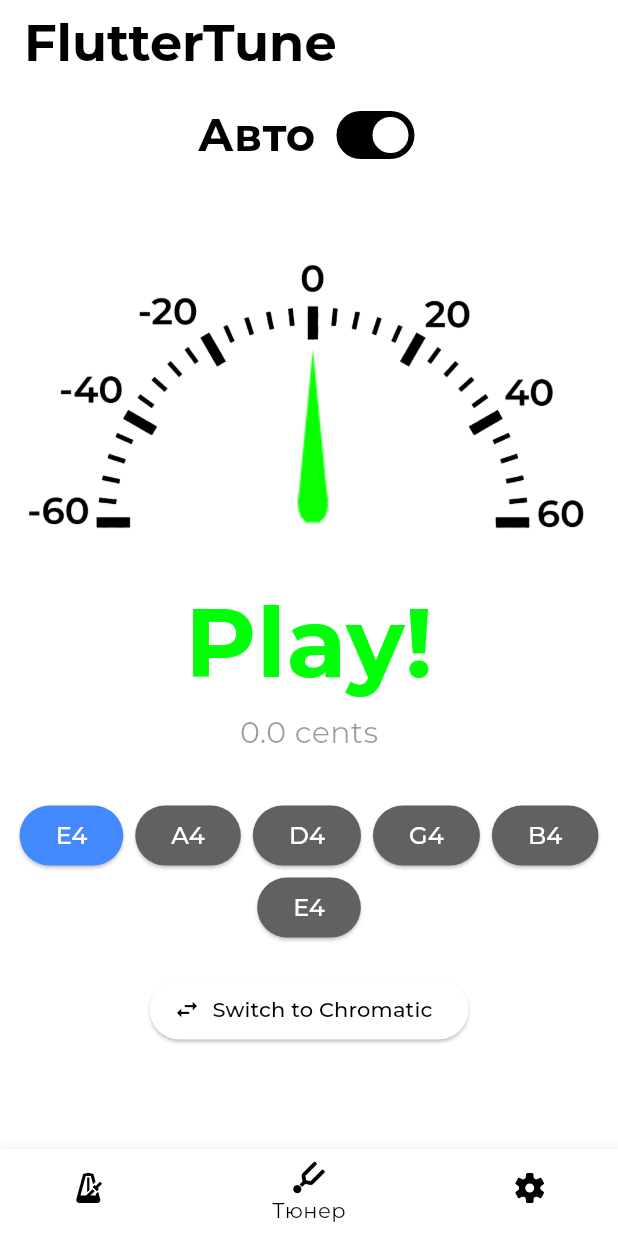
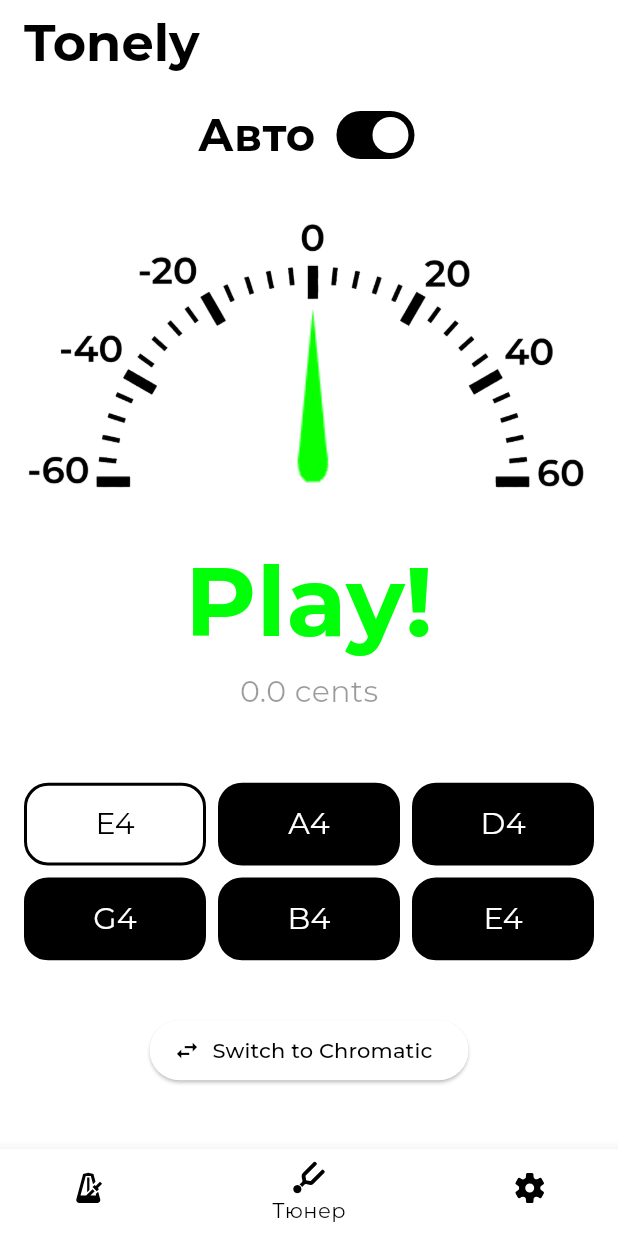
Before and after one commit to nottalentedme/fluttertuner, a Flutter app: the screen it shows after launch, on a phone screen of 412 x 824 dp. Run offline on Flutter 3.47's test engine with Material 3 defaults, Android fonts, the light colour scheme and no system bars; our stand-ins replace flutter_bloc, flutter_svg, go_router, google_fonts, permission_handler, shared_preferences and 1 more; missing offline and left inert: buffered_list_stream, flutter_soloud, pitch_detector_dart, pitchupdart, record; statements that could not run were skipped.

Commit message:
💄 ui: апдейт просто ui

```diff
--- a/lib/feature/metronome/presentation/page/metronome_page.dart
+++ b/lib/feature/metronome/presentation/page/metronome_page.dart
@@ -16,10 +16,17 @@
     final theme = Theme.of(context).colorScheme;
     return BlocBuilder<MetronomeCubit, MetronomeState>(
       builder: (context, state) {
-        return Column(
+        return Scaffold(
+          appBar: AppBar(
+            title: const Text(
+              'Tonely',
+              style: TextStyle(fontSize: 34, fontWeight: FontWeight.bold),
+            ),
+          ),
+          body: Column(
             children: [
               const SizedBox(
-              height: 300,
+                height: 200,
               ),
               // Column(
               //   spacing: 8,
@@ -120,6 +127,7 @@
                 ),
               ),
             ],
+          ),
         );
       },
     );
--- a/lib/feature/tuner/presentation/page/tuner_page.dart
+++ b/lib/feature/tuner/presentation/page/tuner_page.dart
@@ -2,6 +2,7 @@
 import 'package:flutter_bloc/flutter_bloc.dart';
 import 'package:fluttertuner/feature/tuner/cubit/tuner_cubit.dart';
 import 'package:fluttertuner/feature/tuner/cubit/tuner_state.dart';
+import 'package:fluttertuner/feature/tuner/presentation/widgets/string_button_widget.dart';
 import 'package:fluttertuner/feature/tunings/data/models/tuning_model.dart';
 import 'package:fluttertuner/feature/tuner/presentation/widgets/tuner_scale_widgets.dart';
 import 'package:fluttertuner/feature/tuner/presentation/widgets/tuner_text_widget.dart';
@@ -17,7 +18,7 @@
     return Scaffold(
       appBar: AppBar(
         title: const Text(
-          'FlutterTune',
+          'Tonely',
           style: TextStyle(fontSize: 34, fontWeight: FontWeight.bold),
         ),
       ),
@@ -50,28 +51,33 @@
                           TunerTextWidget(note: state.note),
                           const SizedBox(height: 20),
                           if (state.mode == TuningMode.scale)
-                            Wrap(
-                              spacing: 8,
-                              alignment: WrapAlignment.center,
+                            Padding(
+                              padding: const EdgeInsets.all(16.0),
+                              child: GridView.count(
+                                crossAxisCount: state.tuning!.notes.length <= 3
+                                    ? state.tuning!.notes.length
+                                    : 3, // 3 кнопки в ряд максимум
+                                shrinkWrap:
+                                    true, // чтобы GridView не занимал бесконечную высоту
+                                crossAxisSpacing: 8,
+                                mainAxisSpacing: 8,
+                                childAspectRatio: 2.2,
+
+                                physics:
+                                    const NeverScrollableScrollPhysics(), // отключить скролл внутри GridView
                                 children: List.generate(
                                   state.tuning!.notes.length,
-                                (index) => ElevatedButton(
-                                  style: ElevatedButton.styleFrom(
-                                    backgroundColor:
-                                        index == state.currentStringIndex
-                                            ? Colors.blueAccent
-                                            : Colors.grey[700],
-                                  ),
-                                  onPressed: () {
+                                  (index) => Container(
+                                    alignment: Alignment.center,
+                                    child: StringButtonWidget(
+                                      isActive:
+                                          index == state.currentStringIndex,
+                                      onTap: () {
                                         context
                                             .read<TunerCubit>()
                                             .changeString(index);
                                       },
-                                  child: Text(
-                                    state.tuning!.notes[index].name,
-                                    style: const TextStyle(
-                                      fontSize: 16,
-                                      color: Colors.white,
+                                      text: state.tuning!.notes[index].name,
                                     ),
                                   ),
                                 ),
--- a/lib/feature/tuner/presentation/widgets/string_button_widget.dart
+++ b/lib/feature/tuner/presentation/widgets/string_button_widget.dart
@@ -16,20 +16,26 @@
   Widget build(BuildContext context) {
     final theme = Theme.of(context).colorScheme;
     return InkWell(
-      customBorder: const CircleBorder(),
+      customBorder: const RoundedRectangleBorder(),
       onTap: onTap,
       child: Container(
         decoration: BoxDecoration(
-          shape: BoxShape.circle,
+          shape: BoxShape.rectangle,
           border: Border.all(width: 2),
-          color: isActive ? theme.onPrimary : theme.primary,
+          color: isActive ? theme.surface : theme.primary,
+          borderRadius: BorderRadius.circular(
+              16), // Добавьте эту строку для скругления углов
         ),
-        padding: const EdgeInsets.all(16),
-        child: Text(
-          text,
-          style: TextStyle(
-            fontSize: 30,
-            color: isActive ? theme.primary : theme.onPrimary,
+        child: Padding(
+          padding: const EdgeInsets.all(8.0),
+          child: Center(
+            child: Text(
+              text,
+              style: TextStyle(
+                fontSize: 20,
+                color: isActive ? theme.primary : theme.surface,
+              ),
+            ),
           ),
         ),
       ),
```
Lines whose indentation alone changed are shown as unchanged.
